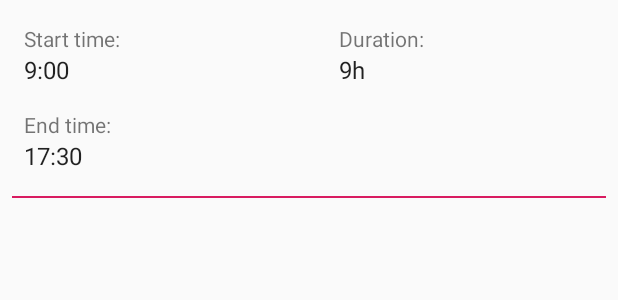
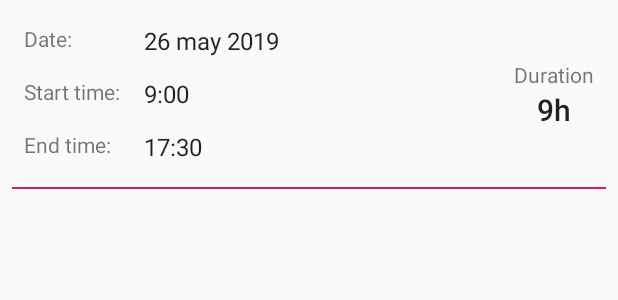
Before and after one commit to phansier/KotlinIosAndroid, an Android app: the layout date_item.xml on its own in the app's theme, with its tools: preview values and no code run, on a phone screen of 412 x 824 dp. Shown: the top 300 px of the screen. Run offline under Robolectric (Android 15) with nearby library versions, the phone set to English and light mode, and no system bars.

Commit message:
Fix Android layout

```diff
--- a/SharedCode/src/commonMain/kotlin/ru/beryukhov/mpp/domain/TimeSheetInteractorImpl.kt
+++ b/SharedCode/src/commonMain/kotlin/ru/beryukhov/mpp/domain/TimeSheetInteractorImpl.kt
@@ -1,6 +1,8 @@
 package ru.beryukhov.mpp.domain
 
+import com.soywiz.klock.DateFormat
 import com.soywiz.klock.DateTime
+import com.soywiz.klock.PatternDateFormat
 
 data class DateTimeRecord(var dateTime: DateTime, val isStart: Boolean)
 
@@ -11,6 +13,8 @@ class TimeSheetInteractorImpl(val timeSheetRepository: TimeSheetRepository) : Ti
             DateTimeRecord(DateTime.createAdjusted(2019, 5, 22, 9), true),
             DateTimeRecord(DateTime.createAdjusted(2019, 5, 22, 17, 30), false)
     )
+
+    private val timeFormat = PatternDateFormat("hh:mm")
 
     override suspend fun getDatesList(startDate: DateTime): List<DateModel> = getDatesListBlocking(startDate)
 
@@ -47,16 +51,16 @@ class TimeSheetInteractorImpl(val timeSheetRepository: TimeSheetRepository) : Ti
                 startTime = dateTimeRecord.dateTime
             } else if (isSameDate(startTime, dateTimeRecord.dateTime)) {
                 val endTime = dateTimeRecord.dateTime
-                result.add(DateModel("${startTime.dayOfMonth} ${startTime.month} ${startTime.year}",
-                        "${startTime.hours}:${startTime.minutes}",
-                        "${endTime.hours}:${endTime.minutes}",
-                        (endTime - startTime).hours.toString()))
+                result.add(DateModel("${startTime.dayOfMonth} ${startTime.month} ${startTime.yearInt}",
+                        startTime.toString(timeFormat),
+                        endTime.toString(timeFormat),
+                        (endTime - startTime).hours.toString().take(3)))
                 startTime = DateTime(0)
             }
         }
-        if (startTime!=DateTime(0)){
-            result.add(DateModel("${startTime.dayOfMonth} ${startTime.month} ${startTime.year}",
-                    "${startTime.hours}:${startTime.minutes}",
+        if (startTime != DateTime(0)) {
+            result.add(DateModel("${startTime.dayOfMonth} ${startTime.month} ${startTime.yearInt}",
+                    startTime.toString(timeFormat),
                     "~",
                     "~"))
         }
--- a/app/src/main/java/ru/beryukhov/kotliniosandroid/MainActivity.kt
+++ b/app/src/main/java/ru/beryukhov/kotliniosandroid/MainActivity.kt
@@ -35,7 +35,7 @@ class MainActivity : AppCompatActivity(), TimeSheetView {
     }
 
     override fun addAll(list: List<DateModel>) {
-        adapter.add(list.map { dm -> DateItem(dm.startTime, dm.endTime, dm.hours) })
+        adapter.add(list.map { dm -> DateItem(dm.date, dm.startTime, dm.endTime, dm.hours) })
     }
 
     override fun clear() {
@@ -43,7 +43,7 @@ class MainActivity : AppCompatActivity(), TimeSheetView {
     }
 
     override fun showError(message: String) {
-        Toast.makeText(this,message,LENGTH_SHORT).show()
+        Toast.makeText(this, message, LENGTH_SHORT).show()
     }
 
     override fun showProgress() {
--- a/app/src/main/java/ru/beryukhov/kotliniosandroid/recyclerview/DateItem.kt
+++ b/app/src/main/java/ru/beryukhov/kotliniosandroid/recyclerview/DateItem.kt
@@ -9,7 +9,7 @@ import ru.beryukhov.kotliniosandroid.baserecyclerview.IBaseListItem
 /**
  * Created by Andrey Beryukhov
  */
-data class DateItem (val startTime:String?, val endTime:String?, val duration:String): IBaseListItem {
+data class DateItem(val date: String?, val startTime: String?, val endTime: String?, val duration: String) : IBaseListItem {
     override fun getLayoutId(): Int {
         return R.layout.date_item
     }
@@ -17,6 +17,7 @@ data class DateItem (val startTime:String?, val endTime:String?, val duration:St
 }
 
 class DateViewHolder(view: View) : RecyclerView.ViewHolder(view) {
+    val date = view.date_tv
     val startTime = view.start_time_tv
     val endTime = view.end_time_tv
     val duration = view.duration_tv
--- a/app/src/main/java/ru/beryukhov/kotliniosandroid/recyclerview/DateListAdapter.kt
+++ b/app/src/main/java/ru/beryukhov/kotliniosandroid/recyclerview/DateListAdapter.kt
@@ -26,9 +26,10 @@ class DateListAdapter : SimpleListAdapter() {
 
             is DateViewHolder -> {
                 val dateItem = items[position] as DateItem
+                holder.date.text = dateItem.date
                 holder.startTime.text = dateItem.startTime
-                holder.endTime.text=dateItem.endTime
-                holder.duration.text=dateItem.duration
+                holder.endTime.text = dateItem.endTime
+                holder.duration.text = dateItem.duration
             }
 
             else -> throw IllegalStateException("There is no match with current holder instance")
--- a/app/src/main/res/layout/date_item.xml
+++ b/app/src/main/res/layout/date_item.xml
@@ -6,26 +6,26 @@
     android:layout_width="match_parent"
     android:layout_height="wrap_content">
 
-
     <TextView
         android:id="@+id/textView"
         android:layout_width="wrap_content"
         android:layout_height="wrap_content"
         android:layout_marginStart="16dp"
         android:layout_marginTop="16dp"
-        android:text="Start time:"
+        android:text="Date:"
         app:layout_constraintStart_toStartOf="parent"
         app:layout_constraintTop_toTopOf="parent" />
 
     <TextView
-        android:id="@+id/start_time_tv"
-        style="@style/TextAppearance.AppCompat.Subhead"
+        android:id="@+id/textView1"
         android:layout_width="wrap_content"
         android:layout_height="wrap_content"
         android:layout_marginStart="16dp"
+        android:layout_marginTop="16dp"
+        android:text="Start time:"
         app:layout_constraintStart_toStartOf="parent"
-        app:layout_constraintTop_toBottomOf="@+id/textView"
-        tools:text="9:00" />
+        app:layout_constraintTop_toBottomOf="@id/textView" />
+
 
     <TextView
         android:id="@+id/textView2"
@@ -35,7 +35,34 @@
         android:layout_marginTop="16dp"
         android:text="End time:"
         app:layout_constraintStart_toStartOf="parent"
-        app:layout_constraintTop_toBottomOf="@id/start_time_tv" />
+        app:layout_constraintTop_toBottomOf="@id/textView1" />
+
+    <android.support.constraint.Barrier
+        android:id="@+id/barrier"
+        android:layout_width="wrap_content"
+        android:layout_height="wrap_content"
+        app:barrierDirection="end"
+        app:constraint_referenced_ids="textView,textView1,textView2" />
+
+    <TextView
+        android:id="@+id/date_tv"
+        style="@style/TextAppearance.AppCompat.Subhead"
+        android:layout_width="wrap_content"
+        android:layout_height="wrap_content"
+        android:layout_marginStart="16dp"
+        app:layout_constraintStart_toEndOf="@id/barrier"
+        app:layout_constraintTop_toTopOf="@id/textView"
+        tools:text="26 may 2019" />
+
+    <TextView
+        android:id="@+id/start_time_tv"
+        style="@style/TextAppearance.AppCompat.Subhead"
+        android:layout_width="wrap_content"
+        android:layout_height="wrap_content"
+        android:layout_marginStart="16dp"
+        app:layout_constraintStart_toEndOf="@id/barrier"
+        app:layout_constraintTop_toTopOf="@+id/textView1"
+        tools:text="9:00" />
 
     <TextView
         android:id="@+id/end_time_tv"
@@ -43,8 +70,8 @@
         android:layout_width="wrap_content"
         android:layout_height="wrap_content"
         android:layout_marginStart="16dp"
-        app:layout_constraintStart_toStartOf="parent"
-        app:layout_constraintTop_toBottomOf="@+id/textView2"
+        app:layout_constraintStart_toEndOf="@id/barrier"
+        app:layout_constraintTop_toTopOf="@+id/textView2"
         tools:text="17:30" />
 
 
@@ -54,16 +81,23 @@
         android:layout_height="wrap_content"
         android:layout_marginStart="16dp"
         android:layout_marginTop="16dp"
-        android:text="Duration:"
+        android:layout_marginEnd="16dp"
+        android:text="Duration"
+        app:layout_constraintBottom_toTopOf="@id/duration_tv"
         app:layout_constraintEnd_toEndOf="parent"
-        app:layout_constraintStart_toEndOf="@+id/textView"
-        app:layout_constraintTop_toTopOf="parent" />
+        app:layout_constraintHorizontal_bias="1"
+        app:layout_constraintStart_toEndOf="@+id/textView1"
+        app:layout_constraintTop_toTopOf="parent"
+        app:layout_constraintVertical_chainStyle="packed" />
 
     <TextView
         android:id="@+id/duration_tv"
-        style="@style/TextAppearance.AppCompat.Subhead"
+        style="@style/TextAppearance.AppCompat.Title"
         android:layout_width="wrap_content"
         android:layout_height="wrap_content"
+        android:layout_marginBottom="16dp"
+        app:layout_constraintBottom_toBottomOf="parent"
+        app:layout_constraintEnd_toEndOf="@id/textView3"
         app:layout_constraintStart_toStartOf="@+id/textView3"
         app:layout_constraintTop_toBottomOf="@+id/textView3"
         tools:text="9h" />
```
